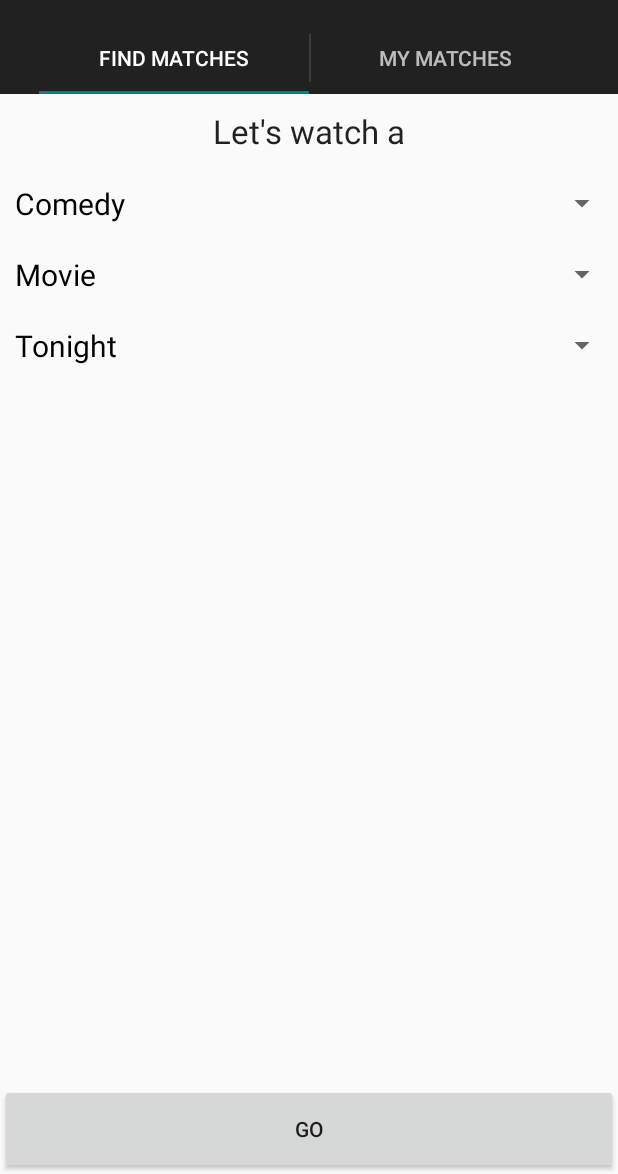
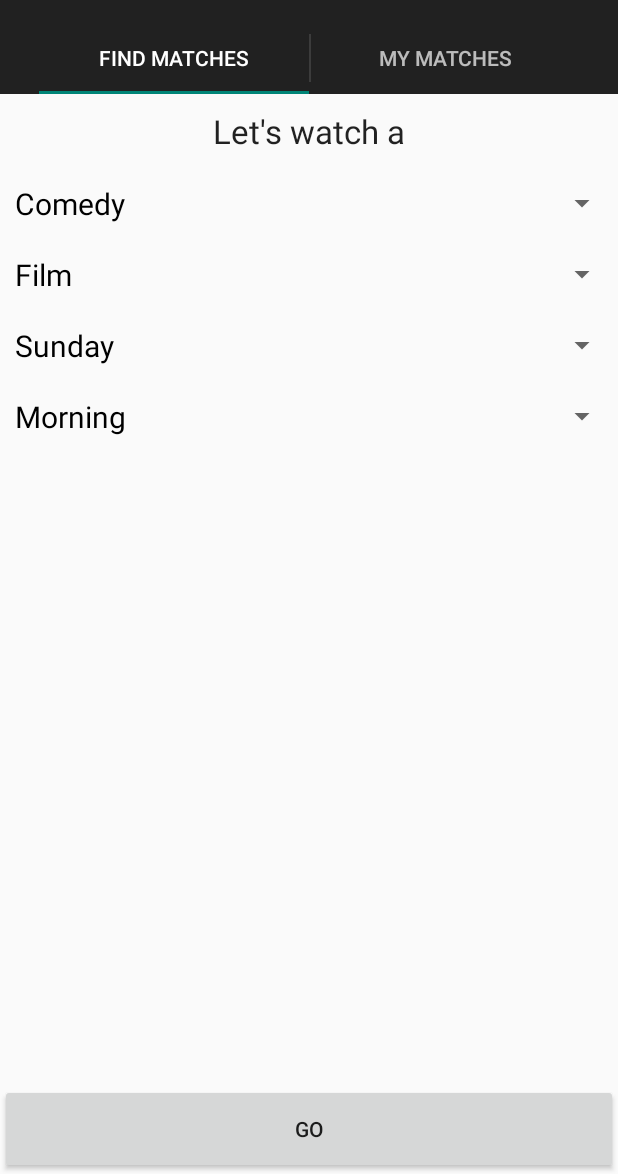
Before and after one commit to dylhunn/netflix-chill-android, an Android app: the ChillActivity screen opened directly, with no data from a screen before it, on a phone screen of 412 x 824 dp, the part 62-1236 px from its top. Run offline under Robolectric (Android 15) with nearby library versions, the phone set to English and light mode, and no system bars.

```diff
--- a/app/src/main/java/com/example/dylhunn/netflixchillandroid/ApiService.java
+++ b/app/src/main/java/com/example/dylhunn/netflixchillandroid/ApiService.java
@@ -88,8 +88,9 @@ public class ApiService {
      * @param request
      * @return
      */
-    public static int makeChillRequest(int uid, ChillRequest request) {
-        return -1;
+    public static void makeChillRequest(int uid, ChillRequest request, ChillActivity act) {
+        // TODO connect to server, as above
+        act.chillRequestSucceeded(1); // Testing
     }
 
     /**
--- a/app/src/main/java/com/example/dylhunn/netflixchillandroid/ChillActivity.java
+++ b/app/src/main/java/com/example/dylhunn/netflixchillandroid/ChillActivity.java
@@ -20,6 +20,7 @@ import android.view.ViewGroup;
 import android.widget.Spinner;
 import android.widget.TextView;
 import android.util.Log;
+import java.lang.Thread;
 
 import android.location.Location;
 import android.widget.Toast;
@@ -30,7 +31,7 @@ import com.google.android.gms.common.api.GoogleApiClient.OnConnectionFailedListe
 import com.google.android.gms.location.LocationServices;
 
 public class ChillActivity extends ActionBarActivity implements ActionBar.TabListener, FindMatchesFragment.OnFragmentInteractionListener,
-        ConnectionCallbacks, OnConnectionFailedListener {
+        ConnectionCallbacks, OnConnectionFailedListener, ItemFragment.OnFragmentInteractionListener {
 
     /**
      * The {@link android.support.v4.view.PagerAdapter} that will provide
@@ -43,6 +44,8 @@ public class ChillActivity extends ActionBarActivity implements ActionBar.TabLis
     private SectionsPagerAdapter mSectionsPagerAdapter;
 
     private int uid;
+
+    private Toast activelyWorkingToast;
 
     private GoogleApiClient mGoogleApiClient;
 
@@ -110,6 +113,8 @@ public class ChillActivity extends ActionBarActivity implements ActionBar.TabLis
                             .setText(mSectionsPagerAdapter.getPageTitle(i))
                             .setTabListener(this));
         }
+        activelyWorkingToast = Toast.makeText(this.getApplicationContext(),
+                "Making your request...", Toast.LENGTH_SHORT);
 
         setTitle("Netflix+Chill");
     }
@@ -171,7 +176,7 @@ public class ChillActivity extends ActionBarActivity implements ActionBar.TabLis
                     return FindMatchesFragment.newInstance("" + uid);
                 case 1:
                     // return the matches page fragment
-                    return PlaceholderFragment.newInstance(position + 1);
+                    return ItemFragment.newInstance("foo", "bar");
                 default:
 
             }
@@ -223,10 +228,10 @@ public class ChillActivity extends ActionBarActivity implements ActionBar.TabLis
 
     }
 
-
     public void goClicked(View v) {
         Spinner genreSpn = (Spinner) findViewById(R.id.genreSpinner);
         Spinner typeSpn = (Spinner) findViewById(R.id.typeSpinner);
+        Spinner daySpn = (Spinner) findViewById(R.id.daySpinner);
         Spinner whenSpn = (Spinner) findViewById(R.id.whenSpinner);
         String type = typeSpn.getSelectedItem().toString();
         ChillRequest.MediaType mtype;
@@ -236,25 +241,37 @@ public class ChillActivity extends ActionBarActivity implements ActionBar.TabLis
             mtype = ChillRequest.MediaType.FILM;
         }
 
-        ChillRequest cr = new ChillRequest(genreSpn.getSelectedItem().toString(), mtype);
+        ChillRequest cr = new ChillRequest(genreSpn.getSelectedItem().toString(), mtype,
+                daySpn.getSelectedItem().toString(), whenSpn.getSelectedItem().toString());
 
-        int chillRequestId = ApiService.makeChillRequest(uid, cr);
+        ApiService.makeChillRequest(uid, cr, this);
 
-        // something failed
-        if (chillRequestId == -1) {
-            Context context = getApplicationContext();
-            CharSequence text = "Oops! We couldn't make your request.";
-            int duration = Toast.LENGTH_LONG;
+        activelyWorkingToast.show();
+    }
 
-            Toast toast = Toast.makeText(context, text, duration);
-            toast.show();
-        } else {
-            // slide to next tab
-            getSupportActionBar().setSelectedNavigationItem(1);
-        }
+    public void chillRequestSucceeded(int chill_id) {
+        // slide to next tab
+        getSupportActionBar().setSelectedNavigationItem(1);
+        Context context = getApplicationContext();
+        //if (activelyWorkingToast != null) activelyWorkingToast.cancel();
+        CharSequence text = "Done. We will find you some matches!";
+        activelyWorkingToast.setText(text);
+        activelyWorkingToast.show();
+    }
 
+    public void chillRequestFailed() {
+        Context context = getApplicationContext();
+        CharSequence text = "Something went wrong!";
+        int duration = Toast.LENGTH_LONG;
+        Toast toast = Toast.makeText(context, text, duration);
+        toast.show();
+    }
+
+    @Override
+    public void onFragmentInteraction(String id) {
 
     }
+
     /**
      * A placeholder fragment containing a simple view.
      */
--- a/app/src/main/java/com/example/dylhunn/netflixchillandroid/ChillRequest.java
+++ b/app/src/main/java/com/example/dylhunn/netflixchillandroid/ChillRequest.java
@@ -8,18 +8,22 @@ import android.location.Location;
 public class ChillRequest {
     public final String GENRE;
     public final MediaType TYPE;
+    public final String DAY;
+    public final String TIME;
     // could be null if we don't know the location
     public final Location LOCATION;
 
 
     public enum MediaType {FILM, TV_SHOW};
 
-    public ChillRequest(String genre, MediaType type) {
+    public ChillRequest(String genre, MediaType type, String day, String time) {
 
         // Automatically fetch the last known location
         // Let's make the terrible assumption that we are being called from a ChillActivity :)
         LOCATION = ChillActivity.lastLocation;
         TYPE = type;
         GENRE = genre;
+        DAY = day;
+        TIME = time;
     }
 }
--- a/app/src/main/java/com/example/dylhunn/netflixchillandroid/FindMatchesFragment.java
+++ b/app/src/main/java/com/example/dylhunn/netflixchillandroid/FindMatchesFragment.java
@@ -91,6 +91,15 @@ public class FindMatchesFragment extends Fragment {
         // Apply the adapter to the spinner
         tspinner.setAdapter(tadapter);
 
+        Spinner dSpinner = (Spinner) view.findViewById(R.id.daySpinner);
+        // Create an ArrayAdapter using the string array and a default spinner layout
+        ArrayAdapter<CharSequence> dadapter = ArrayAdapter.createFromResource(view.getContext(),
+                R.array.day_array, R.layout.spinner_item_layout);
+        // Specify the layout to use when the list of choices appears
+        dadapter.setDropDownViewResource(android.R.layout.simple_spinner_dropdown_item);
+        // Apply the adapter to the spinner
+        dSpinner.setAdapter(dadapter);
+
         Spinner wspinner = (Spinner) view.findViewById(R.id.whenSpinner);
         // Create an ArrayAdapter using the string array and a default spinner layout
         ArrayAdapter<CharSequence> wadapter = ArrayAdapter.createFromResource(view.getContext(),
--- /dev/null
+++ b/app/src/main/java/com/example/dylhunn/netflixchillandroid/ItemFragment.java
@@ -0,0 +1,160 @@
+package com.example.dylhunn.netflixchillandroid;
+
+import android.app.Activity;
+import android.os.Bundle;
+import android.support.v4.app.Fragment;
+import android.view.LayoutInflater;
+import android.view.View;
+import android.view.ViewGroup;
+import android.widget.AbsListView;
+import android.widget.AdapterView;
+import android.widget.ArrayAdapter;
+import android.widget.ListAdapter;
+import android.widget.TextView;
+import java.util.ArrayList;
+
+import java.util.List;
+
+import com.example.dylhunn.netflixchillandroid.dummy.DummyContent;
+
+/**
+ * A fragment representing a list of Items.
+ * <p/>
+ * Large screen devices (such as tablets) are supported by replacing the ListView
+ * with a GridView.
+ * <p/>
+ * Activities containing this fragment MUST implement the {@link OnFragmentInteractionListener}
+ * interface.
+ */
+public class ItemFragment extends Fragment implements AbsListView.OnItemClickListener {
+
+    // TODO: Rename parameter arguments, choose names that match
+    // the fragment initialization parameters, e.g. ARG_ITEM_NUMBER
+    private static final String ARG_PARAM1 = "param1";
+    private static final String ARG_PARAM2 = "param2";
+
+    // TODO: Rename and change types of parameters
+    private String mParam1;
+    private String mParam2;
+
+    private OnFragmentInteractionListener mListener;
+
+    /**
+     * The fragment's ListView/GridView.
+     */
+    private AbsListView mListView;
+
+    /**
+     * The Adapter which will be used to populate the ListView/GridView with
+     * Views.
+     */
+    private ListAdapter mAdapter;
+
+    // TODO: Rename and change types of parameters
+    public static ItemFragment newInstance(String param1, String param2) {
+        ItemFragment fragment = new ItemFragment();
+        Bundle args = new Bundle();
+        args.putString(ARG_PARAM1, param1);
+        args.putString(ARG_PARAM2, param2);
+        fragment.setArguments(args);
+        return fragment;
+    }
+
+    /**
+     * Mandatory empty constructor for the fragment manager to instantiate the
+     * fragment (e.g. upon screen orientation changes).
+     */
+    public ItemFragment() {
+    }
+
+    @Override
+    public void onCreate(Bundle savedInstanceState) {
+        super.onCreate(savedInstanceState);
+
+        if (getArguments() != null) {
+            mParam1 = getArguments().getString(ARG_PARAM1);
+            mParam2 = getArguments().getString(ARG_PARAM2);
+        }
+
+        // TODO: Change Adapter to display your content
+        mAdapter = new ArrayAdapter<DummyContent.DummyItem>(getActivity(),
+                android.R.layout.simple_list_item_1, android.R.id.text1, new ArrayList<DummyContent.DummyItem>());
+    }
+
+    @Override
+    public View onCreateView(LayoutInflater inflater, ViewGroup container,
+                             Bundle savedInstanceState) {
+        View view = inflater.inflate(R.layout.fragment_item, container, false);
+
+        // Set the adapter
+        mListView = (AbsListView) view.findViewById(android.R.id.list);
+        ((AdapterView<ListAdapter>) mListView).setAdapter(mAdapter);
+
+        // Set OnItemClickListener so we can be notified on item clicks
+        mListView.setOnItemClickListener(this);
+
+        return view;
+    }
+
+    @Override
+    public void onAttach(Activity activity) {
+        super.onAttach(activity);
+        try {
+            mListener = (OnFragmentInteractionListener) activity;
+        } catch (ClassCastException e) {
+            throw new ClassCastException(activity.toString()
+                    + " must implement OnFragmentInteractionListener");
+        }
+    }
+
+    @Override
+    public void onDetach() {
+        super.onDetach();
+        mListener = null;
+    }
+
+    @Override
+    public void onItemClick(AdapterView<?> parent, View view, int position, long id) {
+        if (null != mListener) {
+            // Notify the active callbacks interface (the activity, if the
+            // fragment is attached to one) that an item has been selected.
+            mListener.onFragmentInteraction(DummyContent.ITEMS.get(position).id);
+        }
+    }
+
+    /**
+     * Receives a List of ChillRequestResponses, each of which knows its ID and data. Each such
+     * response is itself a list of user IDs who are matched for that request.
+     */
+    public void populate(List<ChillRequestResponseList<Person>> matches) {
+    }
+
+    /**
+     * The default content for this Fragment has a TextView that is shown when
+     * the list is empty. If you would like to change the text, call this method
+     * to supply the text it should use.
+     */
+    public void setEmptyText(CharSequence emptyText) {
+        View emptyView = mListView.getEmptyView();
+
+        if (emptyView instanceof TextView) {
+            ((TextView) emptyView).setText(emptyText);
+        }
+    }
+
+    /**
+     * This interface must be implemented by activities that contain this
+     * fragment to allow an interaction in this fragment to be communicated
+     * to the activity and potentially other fragments contained in that
+     * activity.
+     * <p/>
+     * See the Android Training lesson <a href=
+     * "http://developer.android.com/training/basics/fragments/communicating.html"
+     * >Communicating with Other Fragments</a> for more information.
+     */
+    public interface OnFragmentInteractionListener {
+        // TODO: Update argument type and name
+        public void onFragmentInteraction(String id);
+    }
+
+}
--- a/app/src/main/java/com/example/dylhunn/netflixchillandroid/LoginActivity.java
+++ b/app/src/main/java/com/example/dylhunn/netflixchillandroid/LoginActivity.java
@@ -80,7 +80,6 @@ public class LoginActivity extends ActionBarActivity implements LoaderCallbacks<
 
         // Action bar text
         setTitle("Netflix+Chill");
-
 
         // Let's try the default login
         DataPersist d = new DataPersist(getApplicationContext());
--- a/app/src/main/res/layout/fragment_find_matches.xml
+++ b/app/src/main/res/layout/fragment_find_matches.xml
@@ -25,7 +25,9 @@
         android:layout_below="@+id/textView"
         android:layout_centerHorizontal="true"
         android:spinnerMode="dialog"
-        android:padding="10dp" />
+        android:padding="10dp"
+        android:paddingTop="20dp"
+        android:paddingBottom="20dp" />
 
     <Spinner
         android:layout_width="fill_parent"
@@ -34,16 +36,31 @@
         android:layout_below="@+id/genreSpinner"
         android:layout_centerHorizontal="true"
         android:spinnerMode="dialog"
-        android:padding="10dp" />
+        android:padding="10dp"
+        android:paddingTop="20dp"
+        android:paddingBottom="20dp" />
+
+    <Spinner
+        android:layout_width="fill_parent"
+        android:layout_height="wrap_content"
+        android:id="@+id/daySpinner"
+        android:layout_below="@+id/typeSpinner"
+        android:layout_centerHorizontal="true"
+        android:spinnerMode="dialog"
+        android:padding="10dp"
+        android:paddingTop="20dp"
+        android:paddingBottom="20dp" />
 
     <Spinner
         android:layout_width="fill_parent"
         android:layout_height="wrap_content"
         android:id="@+id/whenSpinner"
-        android:layout_below="@+id/typeSpinner"
+        android:layout_below="@+id/daySpinner"
         android:layout_centerHorizontal="true"
         android:spinnerMode="dialog"
-        android:padding="10dp" />
+        android:padding="10dp"
+        android:paddingTop="20dp"
+        android:paddingBottom="20dp" />
 
     <Button
         android:layout_width="wrap_content"
--- a/app/src/main/res/values/strings.xml
+++ b/app/src/main/res/values/strings.xml
@@ -29,15 +29,23 @@
     </string-array>
 
     <string-array name="type_array">
-        <item>Movie</item>
+        <item>Film</item>
         <item>TV Show</item>
     </string-array>
 
+    <string-array name="day_array">
+        <item>Sunday</item>
+        <item>Monday</item>
+        <item>Tuesday</item>
+        <item>Wednesday</item>
+        <item>Thursday</item>
+        <item>Friday</item>
+        <item>Saturday</item>
+    </string-array>
+
     <string-array name="when_array">
-        <item>Tonight</item>
-        <item>Tomorrow night</item>
-        <item>This weekend</item>
-        <item>Sometime soon</item>
-
+        <item>Morning</item>
+        <item>Afternoon</item>
+        <item>Evening</item>
     </string-array>
 </resources>
```
Also changed, not shown: app/src/main/java/com/example/dylhunn/netflixchillandroid/ChillRequestResponseList.java (added, +17 -0 lines), app/src/main/java/com/example/dylhunn/netflixchillandroid/Person.java (added, +15 -0 lines), app/src/main/java/com/example/dylhunn/netflixchillandroid/dummy/DummyContent.java (added, +55 -0 lines), app/src/main/res/layout/fragment_item_grid.xml (added, +13 -0 lines), app/src/main/res/layout/fragment_item_list.xml (added, +13 -0 lines), app/src/main/res/values-large/refs.xml (added, +12 -0 lines), app/src/main/res/values-sw600dp/refs.xml (added, +12 -0 lines), app/src/main/res/values/refs.xml (added, +12 -0 lines).
